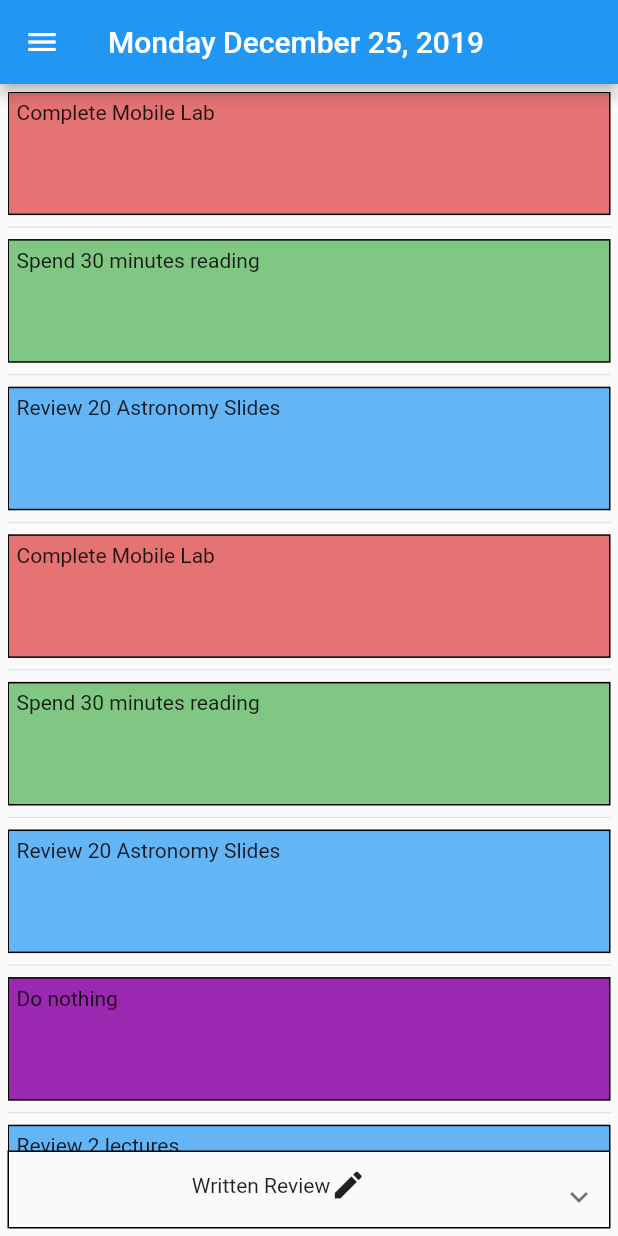
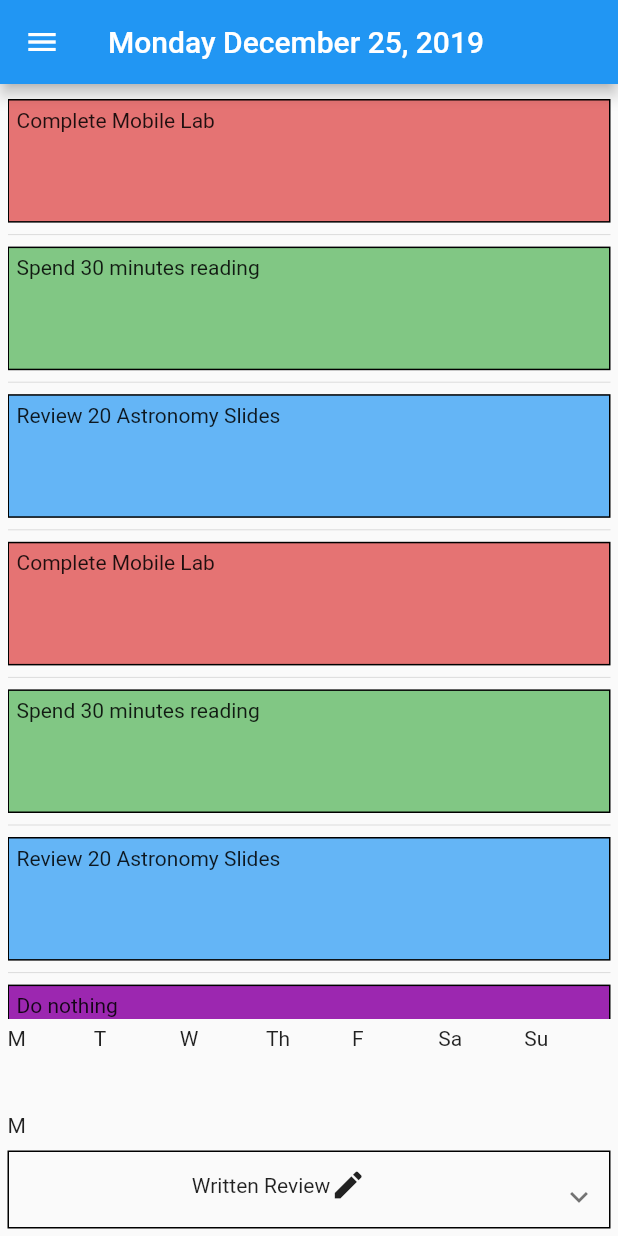
Before and after one commit to rjay0112/goals_reflection_app, a Flutter app: the screen it shows after launch, on a phone screen of 412 x 824 dp. Run offline on Flutter 3.47's test engine with Material 2 defaults, Android fonts, the phone set to English and light mode, and no system bars; drawn by our look-alikes of expandable.

Commit message:
layout test

```diff
--- a/lib/MainPage.dart
+++ b/lib/MainPage.dart
@@ -47,6 +47,7 @@ class _MyHomePageState extends State<MyHomePage> {
         child: Column(
           children: <Widget>[
             _goals(),
+            _twoWeekCalendar(),
             Container(
               padding: EdgeInsets.only(top:10.0),
               decoration: BoxDecoration(
@@ -59,7 +60,7 @@ class _MyHomePageState extends State<MyHomePage> {
                 expanded: _drawingArea(),
                 tapHeaderToExpand: true,
               )
-            )
+            ),
             //_drawingArea(),
           ],
         )
@@ -68,6 +69,25 @@ class _MyHomePageState extends State<MyHomePage> {
         tooltip: 'Increment',
         child: Icon(Icons.add),
       ),*/
+    );
+  }
+
+  Widget _twoWeekCalendar(){
+    return Container(
+      height: MediaQuery.of(context).size.height*0.1,
+      child: GridView.count(
+      crossAxisCount: 7,
+      children: <Widget>[
+        Text("M"),
+        Text("T"),
+        Text("W"),
+        Text("Th"),
+        Text("F"),
+        Text("Sa"),
+        Text("Su"),
+        Text("M"),
+      ],
+      )
     );
   }
 
@@ -83,6 +103,8 @@ class _MyHomePageState extends State<MyHomePage> {
 
   Widget _goals(){
     return Expanded(
+      child: Container(
+        padding: EdgeInsets.symmetric(vertical: 5.0),
       child: ListView.separated(
         //padding: EdgeInsets.all(5.0),
           itemCount: curDate.getTasks().length,
@@ -92,6 +114,7 @@ class _MyHomePageState extends State<MyHomePage> {
           },
           separatorBuilder: (BuildContext context, int index) => const Divider(),
         )
+      )
     );
   }
 
@@ -99,7 +122,7 @@ class _MyHomePageState extends State<MyHomePage> {
     return Container(
       color: Colors.grey[100],
       width: MediaQuery.of(context).size.width,
-      height: MediaQuery.of(context).size.height*0.5,
+      height: MediaQuery.of(context).size.height*0.4,
       child:GestureDetector(
         onPanUpdate: (details) {
           setState(() {
```
